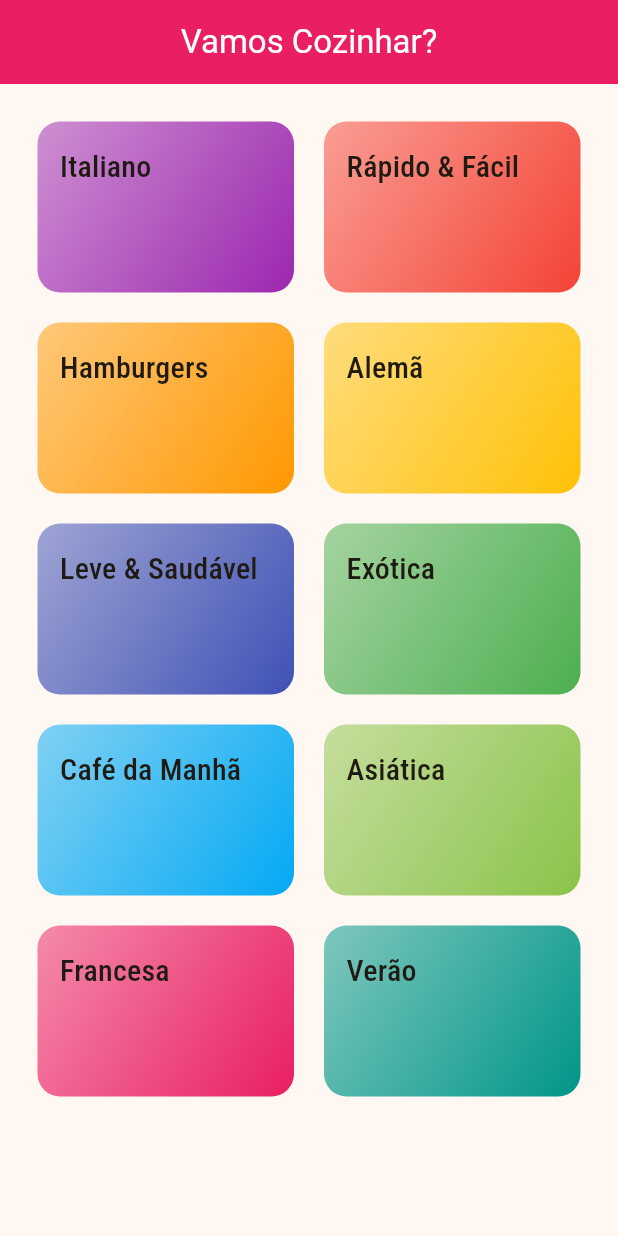
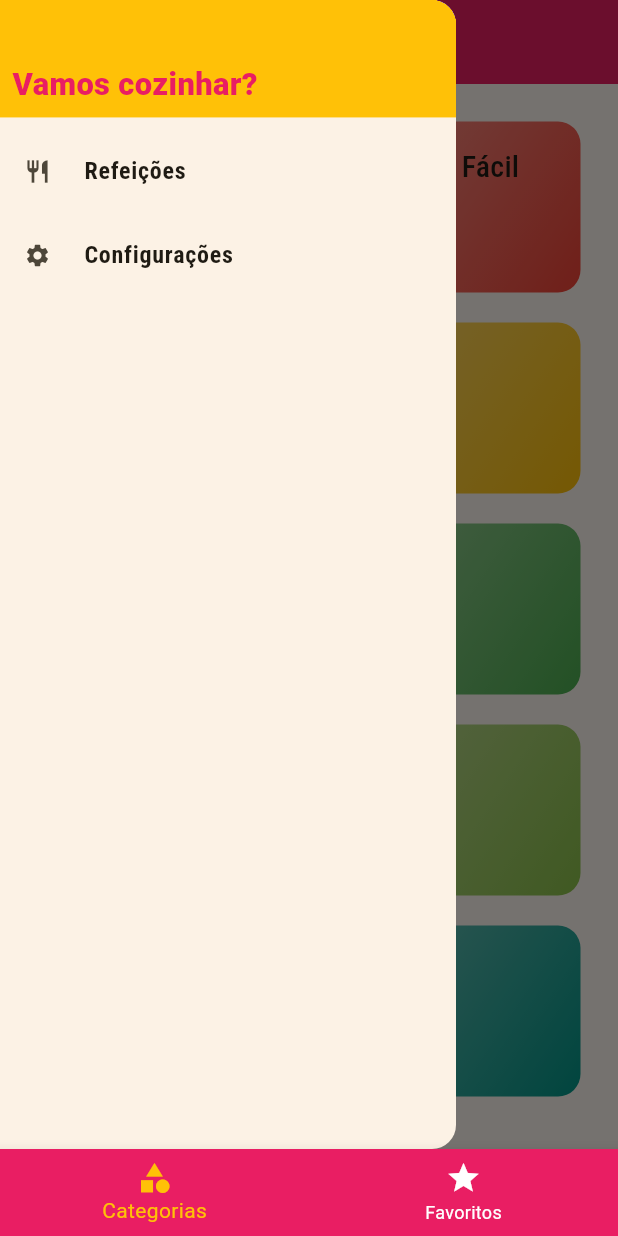
Before and after one commit to paladin120702/meals, a Flutter app: the screen it shows after launch, with the side drawer open (before the commit the screen has no drawer), on a phone screen of 412 x 824 dp. Run offline on Flutter 3.47's test engine with Material 3 defaults, Android fonts, the phone set to English and light mode, and no system bars.

Commit message:
Adicionando drawer

```diff
--- a/lib/components/categories_meals_item.dart
+++ b/lib/components/categories_meals_item.dart
@@ -42,7 +42,7 @@ class CategoriesMealsItem extends StatelessWidget {
                   right: 10,
                   bottom: 20,
                   child: Container(
-                    width: 300,
+                    width: 250,
                     color: Colors.black54,
                     padding: const EdgeInsets.symmetric(
                       vertical: 5,
--- /dev/null
+++ b/lib/components/drawer_item.dart
@@ -0,0 +1,64 @@
+import 'package:flutter/material.dart';
+import '../utills/app_routes.dart';
+
+class DrawerItem extends StatelessWidget {
+  const DrawerItem({super.key});
+
+  Widget _item(IconData icon, String label, VoidCallback onTap) {
+    return ListTile(
+      leading: Icon(
+        icon,
+        size: 18,
+      ),
+      title: Text(
+        label,
+        style: const TextStyle(
+          fontFamily: 'RobotoCondensed',
+          fontSize: 16,
+          fontWeight: FontWeight.bold,
+        ),
+      ),
+      onTap: onTap,
+    );
+  }
+
+  @override
+  Widget build(BuildContext context) {
+    final media = MediaQuery.of(context).size;
+    final width = media.width;
+    final height = media.height;
+
+    return Drawer(
+      child: Column(
+        children: [
+          Container(
+            height: height * 0.095,
+            width: double.infinity,
+            padding: EdgeInsets.all(height * 0.01),
+            color: Colors.amber,
+            alignment: Alignment.bottomLeft,
+            child: Text(
+              'Vamos cozinhar?',
+              style: TextStyle(
+                fontWeight: FontWeight.w900,
+                fontSize: width * 0.05,
+                color: Theme.of(context).primaryColor,
+              ),
+            ),
+          ),
+          SizedBox(height: height * 0.01),
+          _item(
+            Icons.restaurant,
+            'Refeições',
+            () => Navigator.of(context).pushReplacementNamed(AppRoutes.HOME),
+          ),
+          _item(
+            Icons.settings,
+            'Configurações',
+            () => Navigator.of(context).pushNamed(AppRoutes.SETTINGS),
+          ),
+        ],
+      ),
+    );
+  }
+}
--- a/lib/components/meal_detail_item.dart
+++ b/lib/components/meal_detail_item.dart
@@ -6,8 +6,7 @@ class MealDetailItem extends StatelessWidget {
 
   @override
   Widget build(BuildContext context) {
-    return InkWell(
-      child: SingleChildScrollView(
+    return SingleChildScrollView(
       child: Column(
         children: [
           Container(
@@ -27,7 +26,7 @@ class MealDetailItem extends StatelessWidget {
             ),
           ),
           Container(
-              width: 250,
+            width: 300,
             padding: const EdgeInsets.all(10),
             margin: const EdgeInsets.all(10),
             decoration: BoxDecoration(
@@ -60,7 +59,7 @@ class MealDetailItem extends StatelessWidget {
             ),
           ),
           Container(
-              width: 250,
+            width: 300,
             padding: const EdgeInsets.all(10),
             margin: const EdgeInsets.all(10),
             decoration: BoxDecoration(
@@ -89,7 +88,6 @@ class MealDetailItem extends StatelessWidget {
           ),
         ],
       ),
-      ),
     );
   }
 }
--- a/lib/main.dart
+++ b/lib/main.dart
@@ -1,8 +1,9 @@
 import 'package:flutter/material.dart';
-import 'screens/categories.dart';
 import 'screens/categories_meals.dart';
 import 'utills/app_routes.dart';
 import 'screens/meal_detail.dart';
+import 'screens/tabs.dart';
+import 'screens/settings.dart';
 
 void main() => runApp(const Meals());
 
@@ -18,7 +19,7 @@ class Meals extends StatelessWidget {
           foregroundColor: Colors.white,
           centerTitle: true,
         ),
-        primarySwatch: Colors.pink,
+        primaryColor: Colors.pink,
         colorScheme: ColorScheme.fromSeed(seedColor: Colors.amber),
         fontFamily: 'Raleway',
         textTheme: ThemeData.light().textTheme.copyWith(
@@ -29,9 +30,10 @@ class Meals extends StatelessWidget {
             ),
       ),
       routes: {
-        AppRoutes.HOME: (ctx) => const Categories(),
+        AppRoutes.HOME: (ctx) => const Tabs(),
         AppRoutes.CATEGORIES_MEALS: (ctx) => const CategoriesMeals(),
         AppRoutes.MEAL_DETAIL: (ctx) => const MealDetail(),
+        AppRoutes.SETTINGS: (ctx) => const Settings(),
       },
     );
   }
--- a/lib/screens/categories.dart
+++ b/lib/screens/categories.dart
@@ -1,6 +1,7 @@
 import 'package:flutter/material.dart';
 import 'package:meals/components/categories_item.dart';
 import '../data/dummy_data.dart';
+import '../components/drawer_item.dart';
 
 class Categories extends StatelessWidget {
   const Categories({super.key});
@@ -9,8 +10,9 @@ class Categories extends StatelessWidget {
   Widget build(BuildContext context) {
     return Scaffold(
       appBar: AppBar(
-        title: const Text('Vamos Cozinhar?'),
+        title: const Text('Lista de Categorias'),
       ),
+      drawer: const DrawerItem(),
       body: GridView(
         padding: const EdgeInsets.all(25),
         gridDelegate: const SliverGridDelegateWithMaxCrossAxisExtent(
--- /dev/null
+++ b/lib/screens/favorites.dart
@@ -0,0 +1,19 @@
+import 'package:flutter/material.dart';
+import '../components/drawer_item.dart';
+
+class Favorites extends StatelessWidget {
+  const Favorites({super.key});
+
+  @override
+  Widget build(BuildContext context) {
+    return Scaffold(
+      appBar: AppBar(
+        title: const Text('Meus Favoritos'),
+      ),
+      drawer: const DrawerItem(),
+      body: const Center(
+        child: Text('Minhas Refeições favoritas!'),
+      ),
+    );
+  }
+}
--- /dev/null
+++ b/lib/screens/settings.dart
@@ -0,0 +1,16 @@
+import 'package:flutter/material.dart';
+
+class Settings extends StatelessWidget {
+  const Settings({super.key});
+
+  @override
+  Widget build(BuildContext context) {
+    return Scaffold(
+        appBar: AppBar(
+          title: Text('Configurações'),
+        ),
+        body: Center(
+          child: Text('Configurações'),
+        ));
+  }
+}
--- /dev/null
+++ b/lib/screens/tabs.dart
@@ -0,0 +1,48 @@
+import 'package:flutter/material.dart';
+import 'categories.dart';
+import 'favorites.dart';
+
+class Tabs extends StatefulWidget {
+  const Tabs({super.key});
+
+  @override
+  State<Tabs> createState() => _TabsState();
+}
+
+class _TabsState extends State<Tabs> {
+  int _selectedScreenIndex = 0;
+  final List<Widget> _screens = [
+    const Categories(),
+    const Favorites(),
+  ];
+
+  _selectedScreen(int index) {
+    setState(() {
+      _selectedScreenIndex = index;
+    });
+  }
+
+  @override
+  Widget build(BuildContext context) {
+    return Scaffold(
+      body: _screens[_selectedScreenIndex],
+      bottomNavigationBar: BottomNavigationBar(
+        onTap: _selectedScreen,
+        backgroundColor: Theme.of(context).primaryColor,
+        unselectedItemColor: Colors.white,
+        selectedItemColor: Colors.amber,
+        currentIndex: _selectedScreenIndex,
+        items: const [
+          BottomNavigationBarItem(
+            icon: Icon(Icons.category),
+            label: 'Categorias',
+          ),
+          BottomNavigationBarItem(
+            icon: Icon(Icons.star),
+            label: 'Favoritos',
+          ),
+        ],
+      ),
+    );
+  }
+}
--- a/lib/utills/app_routes.dart
+++ b/lib/utills/app_routes.dart
@@ -3,4 +3,5 @@ class AppRoutes {
   static const HOME = '/';
   static const CATEGORIES_MEALS = '/categories-meals';
   static const MEAL_DETAIL = '/meal-detail';
+  static const SETTINGS = '/settings';
 }
```
Lines whose indentation alone changed are shown as unchanged.
